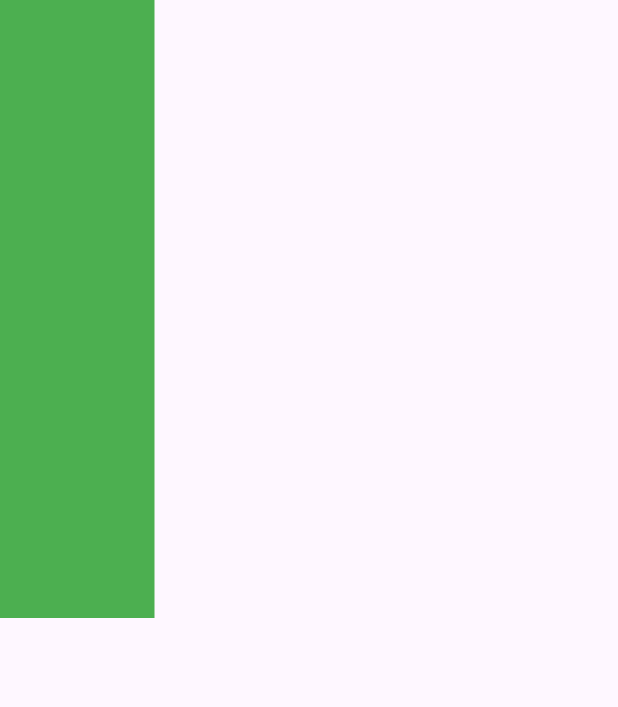
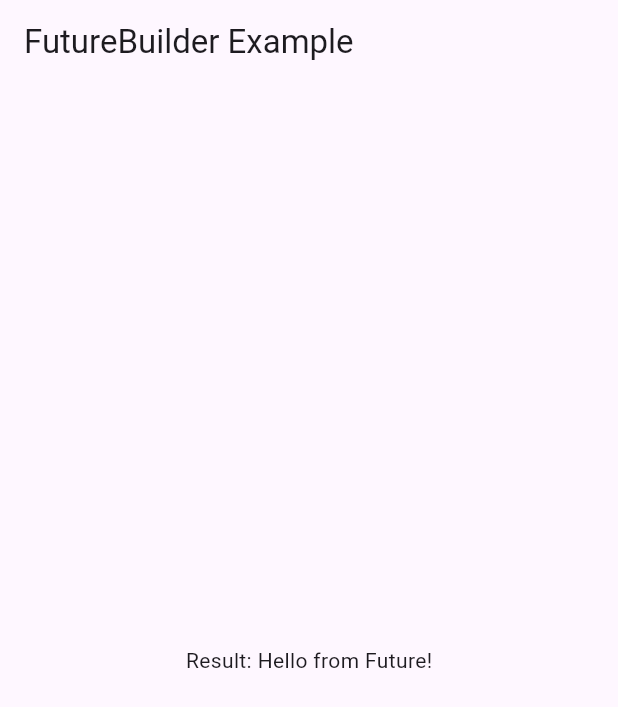
Before and after one commit to Hassanulhaq52/Flutter-Teaching, a Flutter app: the screen it shows after launch, on a phone screen of 412 x 824 dp. Shown: the top 707 px of the screen. Run offline on Flutter 3.47's test engine with Material 3 defaults, Android fonts, the phone set to English and light mode, and no system bars.

Commit message:
Future Builder Screen.

```diff
--- /dev/null
+++ b/lib/builders/future_builder_screen.dart
@@ -0,0 +1,33 @@
+import 'package:flutter/material.dart';
+
+Future<String> fetchData() {
+  return Future.delayed(Duration(seconds: 2), () => "Hello from Future!");
+}
+
+class FutureBuilderScreen extends StatelessWidget {
+  @override
+  Widget build(BuildContext context) {
+    return Scaffold(
+      appBar: AppBar(
+        title: Text('FutureBuilder Example'),
+      ),
+      body: Center(
+        child: FutureBuilder(
+          future: fetchData(),
+          builder: (context, snapshot) {
+            if (snapshot.connectionState == ConnectionState.waiting) {
+              return CircularProgressIndicator();
+            } else if (snapshot.hasError) {
+              return Text('Error: ${snapshot.error}');
+            } else if (snapshot.hasData) {
+              return Text('Result: ${snapshot.data}');
+            }
+            return Center(
+              child: Text('Unexpected Error'),
+            );
+          },
+        ),
+      ),
+    );
+  }
+}
--- a/lib/main.dart
+++ b/lib/main.dart
@@ -80,6 +80,7 @@
 // }
 
 import 'package:app/Provider/increament_provider.dart';
+import 'package:app/builders/future_builder_screen.dart';
 import 'package:app/controllers/scroll_controller_screen.dart';
 import 'package:app/controllers/text_editing_controller_screen.dart';
 import 'package:app/drawer_screen.dart';
@@ -109,7 +110,7 @@ class MyApp extends StatelessWidget {
       theme: ThemeData.light(),
       darkTheme: ThemeData.dark(),
       themeMode: ThemeMode.system,
-      home: LayoutBuilderScreen(),
+      home: FutureBuilderScreen()
     );
   }
 }
```
